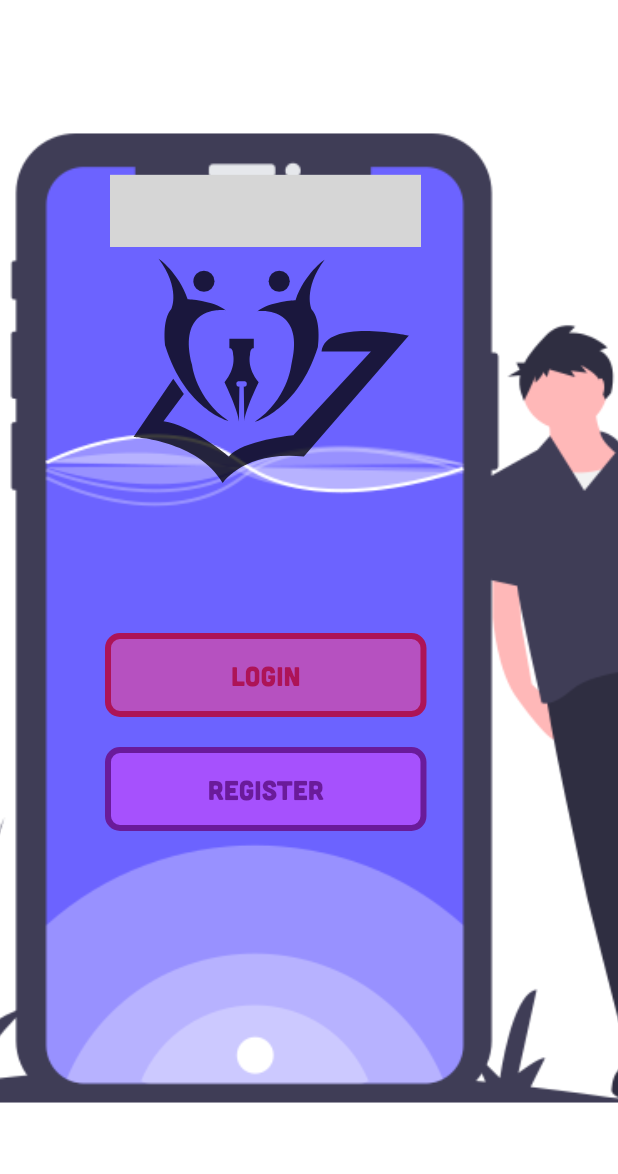
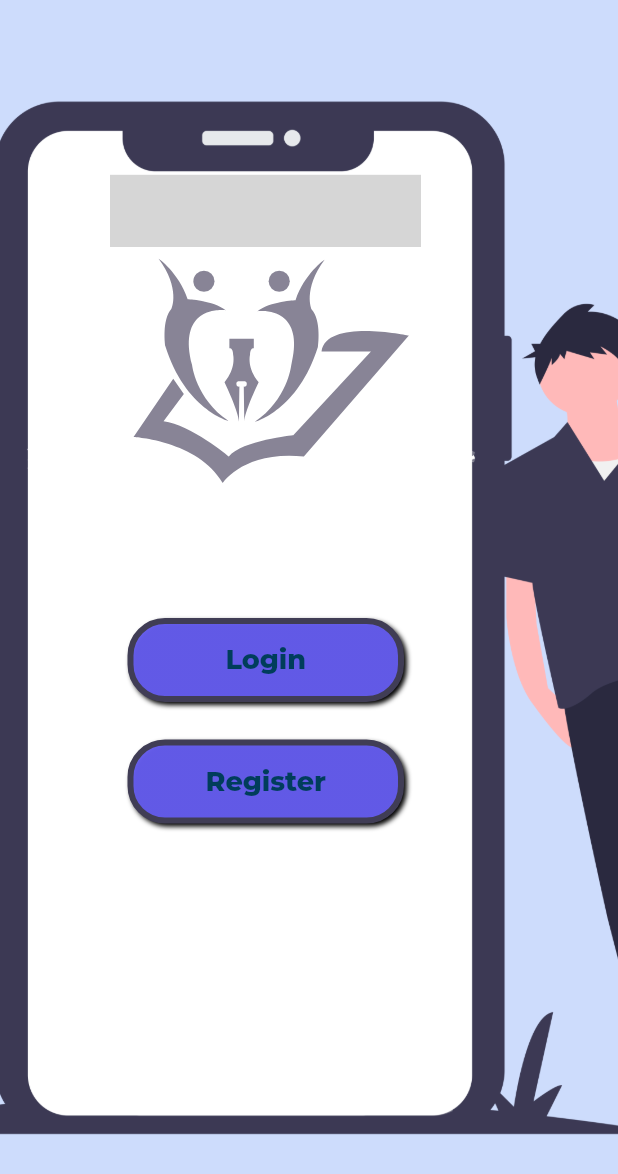
Before and after one commit to Im-gkira/library_management_system, a Flutter app: the screen it shows after launch, on a phone screen of 412 x 824 dp. Shown: the top 1174 px of the screen. Run offline on Flutter 3.47's test engine with Material 2 defaults, Android fonts, the phone set to English and light mode, and no system bars; our stand-ins replace auto_size_text, bottom_navy_bar, carousel_slider, cloud_firestore, dotted_border, firebase_auth and 8 more; missing offline and left inert: drawing_animation, qrscan; accounts and stored records are empty; grey boxes are pictures that could not be loaded.

Commit message:
Welcome Screen UI

```diff
--- a/lib/Screens/admin_screen.dart
+++ b/lib/Screens/admin_screen.dart
@@ -136,10 +136,22 @@ class _AdminScreenState extends State<AdminScreen> {
                                 child: Row(
                                   mainAxisAlignment: MainAxisAlignment.spaceBetween,
                                   children: [
-                                    Image(
-                                      image: AssetImage("images/sonepat.png"),
-                                      fit: BoxFit.fill,
-                                      alignment: Alignment.topLeft,
+                                    Row(
+                                      children: [
+                                        Image(
+                                          image: AssetImage("images/sonepat.png"),
+                                          fit: BoxFit.fill,
+                                          alignment: Alignment.topLeft,
+                                        ),
+                                        SizedBox(width: 10,),
+                                        Text('IIITS',
+                                          style: GoogleFonts.arvo(
+                                            fontSize: 32.0,
+                                            fontWeight: FontWeight.w600,
+                                            color: Color(0Xcc33415c),
+                                            letterSpacing: 1.6,
+                                          ),),
+                                      ],
                                     ),
                                     Container(
                                       child: FlatButton(
--- a/lib/Screens/welcome_screen.dart
+++ b/lib/Screens/welcome_screen.dart
@@ -1,6 +1,7 @@
 import 'package:flutter/cupertino.dart';
 import 'package:flutter/material.dart';
 import 'package:flutter_svg/flutter_svg.dart';
+import 'package:google_fonts/google_fonts.dart';
 import 'package:library_management_system/Screens/gender_screen.dart';
 import 'package:library_management_system/authorization/login.dart';
 import 'package:drawing_animation/drawing_animation.dart';
@@ -37,7 +38,7 @@ class _WelcomeScreenState extends State<WelcomeScreen> {
       body: Container(
         decoration: BoxDecoration(
           image: DecorationImage(
-            image: AssetImage('images/welcome.png'),fit: BoxFit.cover,
+            image: AssetImage('images/welcome.jpg'),fit: BoxFit.cover,
           ),
         ),
         child: Center(
@@ -69,27 +70,43 @@ class _WelcomeScreenState extends State<WelcomeScreen> {
                         this.run = false;
                       }),
                     ),
-                    secondChild: SvgPicture.asset('images/LMS logo.svg',width: 240,color: Colors.black),
+                    secondChild: SvgPicture.asset('images/LMS logo.svg',width: 240,color: Color(0Xcf3D3854)),
                     crossFadeState: _crossFadeState,
                   ),
                 ),
                 //
                 //   ),
                 Container(
-                  margin: EdgeInsets.symmetric(vertical: 10.0,horizontal: 70.0),
+                  padding: EdgeInsets.zero,
+                  margin: EdgeInsets.only(bottom: 5, left: 85, right: 85),
                   decoration: BoxDecoration(
-                    color: Colors.pinkAccent.withOpacity(0.5),
-                    borderRadius: BorderRadius.circular(10.0),
-                    border: Border.all(color: Colors.pink.shade800,width: 4.0),
+                    gradient: LinearGradient(
+                        begin: Alignment.centerRight,
+                        end: Alignment.bottomLeft,
+                        colors: [
+                          Color(0Xaa6C63FF).withOpacity(0.9),
+                          Color(0Xaa6C63FF).withOpacity(0.9),
+                        ]),
+                    borderRadius: BorderRadius.circular(25.0),
+                    border: Border.all(color: Color(0XFF403D55), width: 4.0),
+                    boxShadow: [
+                      BoxShadow(
+                        // color: Colors.black,
+                        blurRadius: 2.0,
+                        spreadRadius: 0.0,
+                        offset:
+                        Offset(2.0, 2.0), // shadow direction: bottom right
+                      )
+                    ],
                   ),
                   child: FlatButton(
                     child: Text('Login',
                         maxLines: 1,
-                        style: TextStyle(
-                          fontSize: 18.0,
-                          fontFamily: 'Cubano',
-                          color: Colors.pink.shade800,
-                        ),
+                        style: GoogleFonts.montserrat(
+                        fontWeight: FontWeight.w800,
+                        fontSize: 18.0,
+                        color: Color(0XFF003d5b),
+                      ),
                     ),
                     onPressed: () {
                       Navigator.pushNamed(context, Login.id);
@@ -97,19 +114,37 @@ class _WelcomeScreenState extends State<WelcomeScreen> {
                   ),
                 ),
                 Container(
-                  margin: EdgeInsets.symmetric(vertical: 10.0,horizontal: 70.0),
+                  padding: EdgeInsets.zero,
+                  margin: EdgeInsets.only(
+                      top: 20, bottom: 10, left: 85, right: 85),
                   decoration: BoxDecoration(
-                    color: Colors.purpleAccent.withOpacity(0.5),
-                    borderRadius: BorderRadius.circular(10.0),
-                    border: Border.all(color: Colors.purple.shade800,width: 4.0),
+                    gradient: LinearGradient(
+                        begin: Alignment.centerRight,
+                        end: Alignment.bottomLeft,
+                        colors: [
+                          Color(0Xaa6C63FF).withOpacity(0.9),
+                          Color(0Xaa6C63FF).withOpacity(0.9),
+                        ]),
+                    borderRadius: BorderRadius.circular(25.0),
+                    border: Border.all(color: Color(0XFF403D55), width: 4.0),
+                    boxShadow: [
+                      BoxShadow(
+                        // color: Colors.black,
+                        blurRadius: 2.0,
+                        spreadRadius: 0.0,
+                        offset:
+                        Offset(2.0, 2.0), // shadow direction: bottom right
+                      )
+                    ],
                   ),
                   child: FlatButton(
                     child: Text('Register',
                         maxLines: 1,
-                        style: TextStyle(
-                          fontFamily: 'Cubano',
-                          fontSize: 18.0,
-                          color: Colors.purple.shade800,)
+                        style: GoogleFonts.montserrat(
+                        fontWeight: FontWeight.w800,
+                        fontSize: 18.0,
+                        color: Color(0XFF003d5b),
+                      ),
                     ),
                     onPressed: () {
                       Navigator.pushNamed(context, GenderScreen.id);
--- a/pubspec.yaml
+++ b/pubspec.yaml
@@ -44,6 +44,7 @@ flutter:
     - images/
     - images/logo copy 4.svg
     - images/demo.png
+    - images/welcome.jpg
 
   fonts:
     - family: Cubano
```
Also changed, not shown: images/welcome.jpg (added), images/welcome.png (deleted), pubspec.lock.
